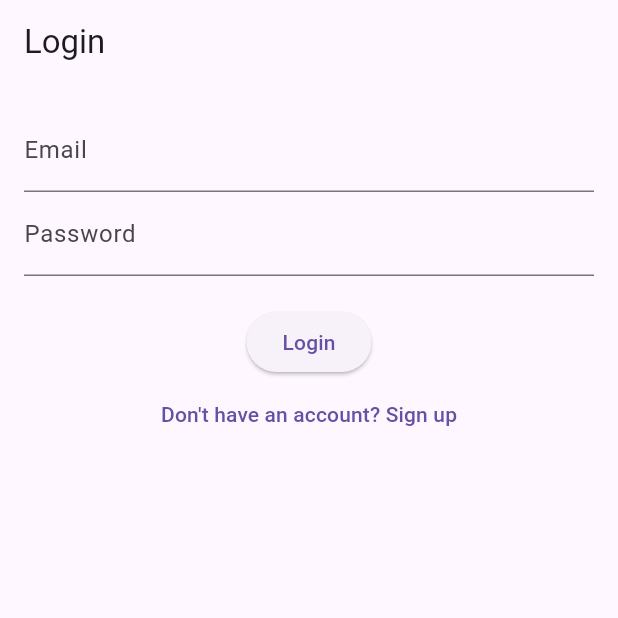
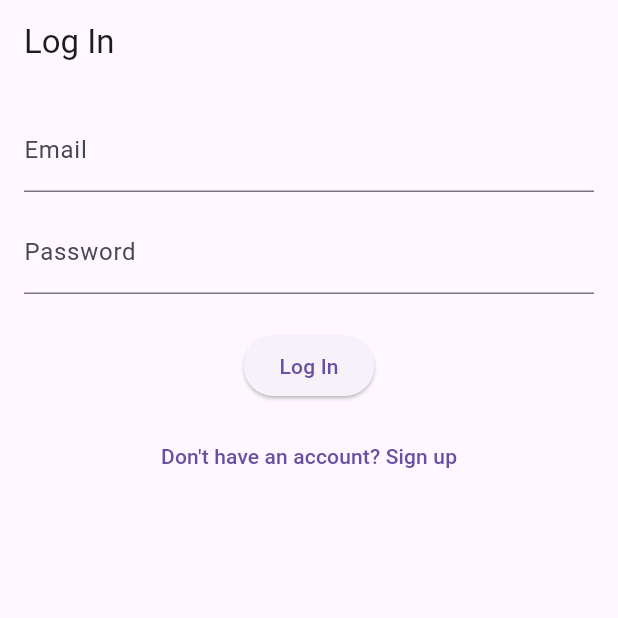
Before and after one commit to Rue-chelle/zim_farm_link, a Flutter app: the LoginScreen screen opened directly, on a phone screen of 412 x 824 dp, the top half of it. Run offline on Flutter 3.47's test engine with Material 3 defaults, Android fonts, the light colour scheme and no system bars; our stand-ins replace google_fonts, image_picker, supabase_flutter; accounts and stored records are empty.

Commit message:
Update login_screen.dart

```diff
--- a/lib/views/auth/login_screen.dart
+++ b/lib/views/auth/login_screen.dart
@@ -1,5 +1,7 @@
 import 'package:flutter/material.dart';
 import 'package:supabase_flutter/supabase_flutter.dart';
+import 'signup_screen.dart';
+import '../main_navigation_wrapper.dart';
 
 class LoginScreen extends StatefulWidget {
   const LoginScreen({super.key});
@@ -9,62 +11,76 @@ class LoginScreen extends StatefulWidget {
 }
 
 class _LoginScreenState extends State<LoginScreen> {
-  final SupabaseClient supabase = Supabase.instance.client;
-  final emailController = TextEditingController();
-  final passwordController = TextEditingController();
-  bool isLoading = false;
-  String? error;
+  final _emailController = TextEditingController();
+  final _passwordController = TextEditingController();
+  bool _isLoading = false;
 
-  Future<void> login() async {
-    setState(() {
-      isLoading = true;
-      error = null;
-    });
+  Future<void> _login() async {
+    setState(() => _isLoading = true);
+
+    final email = _emailController.text.trim();
+    final password = _passwordController.text.trim();
 
     try {
-      final response = await supabase.auth.signInWithPassword(
-        email: emailController.text,
-        password: passwordController.text,
+      final response = await Supabase.instance.client.auth.signInWithPassword(
+        email: email,
+        password: password,
       );
 
       if (response.user != null) {
-        Navigator.pushReplacementNamed(context, '/home');
+        Navigator.pushReplacement(
+          context,
+          MaterialPageRoute(builder: (_) => const MainNavigationWrapper()),
+        );
+      } else {
+        ScaffoldMessenger.of(context).showSnackBar(
+          const SnackBar(content: Text('Login failed.')),
+        );
       }
-    } on AuthException catch (e) {
-      setState(() => error = e.message);
-    } finally {
-      setState(() => isLoading = false);
+    } catch (e) {
+      ScaffoldMessenger.of(context).showSnackBar(
+        SnackBar(content: Text('Error: ${e.toString()}')),
+      );
     }
+
+    setState(() => _isLoading = false);
   }
 
   @override
   Widget build(BuildContext context) {
     return Scaffold(
-      appBar: AppBar(title: const Text("Login")),
+      appBar: AppBar(title: const Text('Log In')),
       body: Padding(
-        padding: const EdgeInsets.all(16.0),
+        padding: const EdgeInsets.all(16),
         child: Column(
           children: [
-            if (error != null)
-              Text(error!, style: const TextStyle(color: Colors.red)),
             TextField(
-                controller: emailController,
-                decoration: const InputDecoration(labelText: "Email")),
+              controller: _emailController,
+              decoration: const InputDecoration(labelText: 'Email'),
+            ),
+            const SizedBox(height: 12),
             TextField(
-                controller: passwordController,
-                decoration: const InputDecoration(labelText: "Password"),
-                obscureText: true),
-            const SizedBox(height: 20),
+              controller: _passwordController,
+              obscureText: true,
+              decoration: const InputDecoration(labelText: 'Password'),
+            ),
+            const SizedBox(height: 24),
             ElevatedButton(
-              onPressed: isLoading ? null : login,
-              child: isLoading
+              onPressed: _isLoading ? null : _login,
+              child: _isLoading
                   ? const CircularProgressIndicator()
-                  : const Text("Login"),
+                  : const Text('Log In'),
             ),
+            const SizedBox(height: 12),
             TextButton(
-              onPressed: () => Navigator.pushNamed(context, '/signup'),
+              onPressed: () {
+                Navigator.pushReplacement(
+                  context,
+                  MaterialPageRoute(builder: (_) => const SignupScreen()),
+                );
+              },
               child: const Text("Don't have an account? Sign up"),
-            )
+            ),
           ],
         ),
       ),
```
